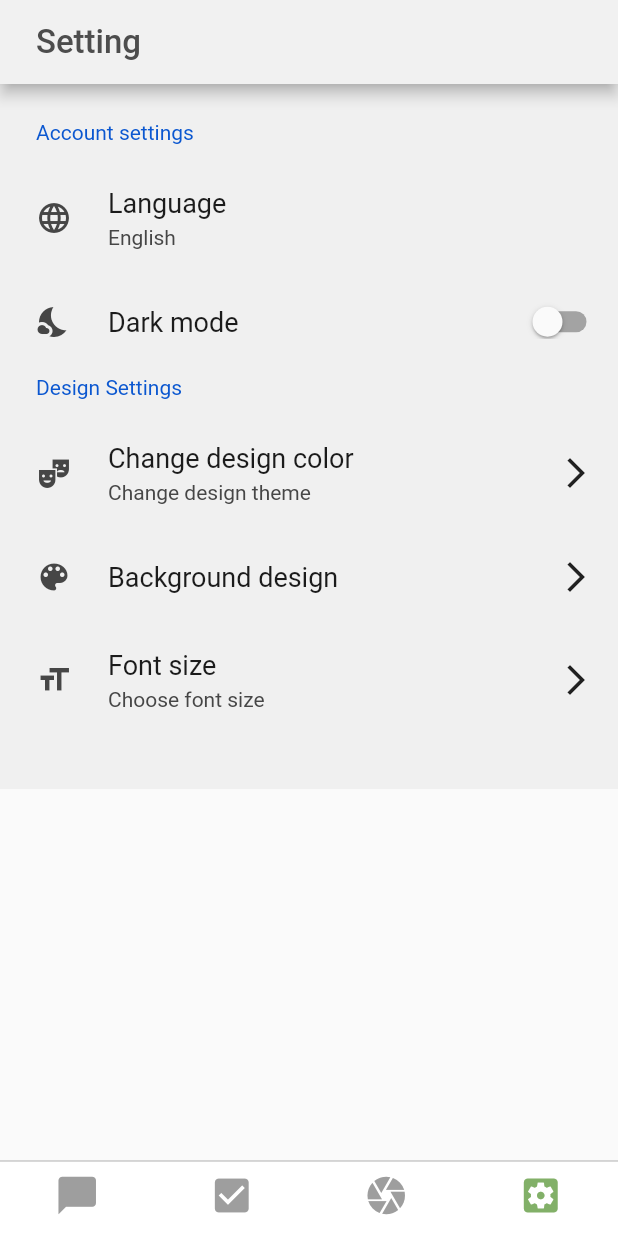
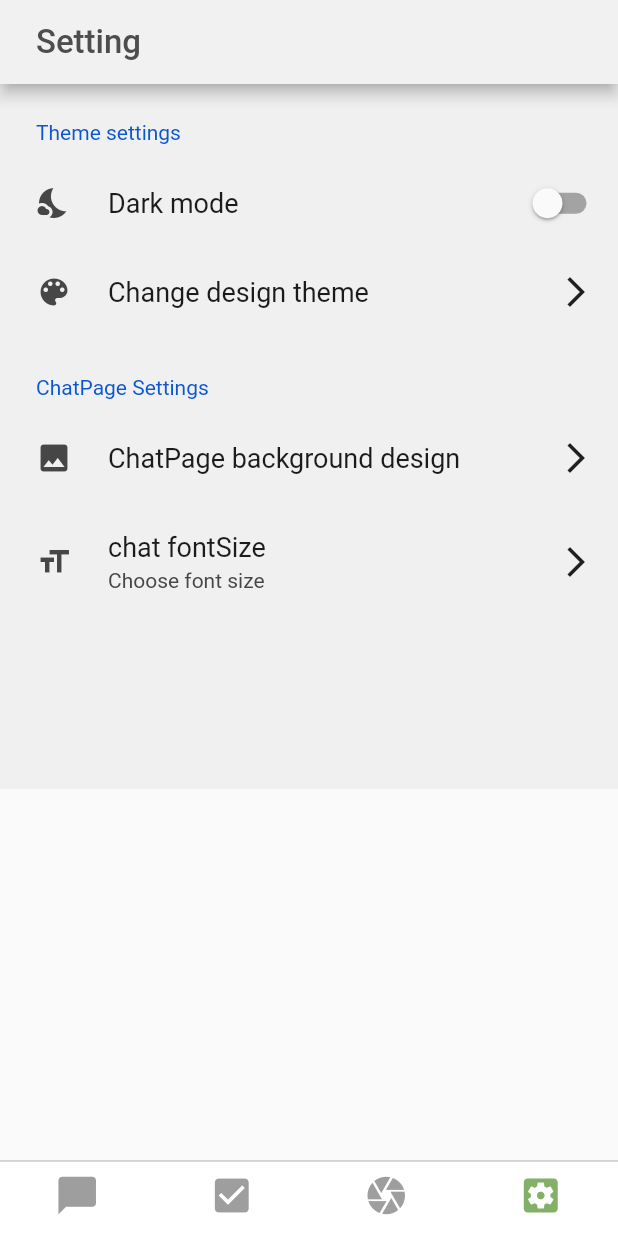
Before and after one commit to kabigon-li/flutter-practice, a Flutter app: the screen it shows after launch, item 4 of the bottom bar chosen, on a phone screen of 412 x 824 dp. Run offline on Flutter 3.47's test engine with Material 2 defaults, Android fonts, the phone set to English and light mode, and no system bars; drawn by our look-alikes of settings_ui; our stand-ins replace flutter_calendar_carousel, fluttertoast, image_picker, sqflite; accounts and stored records are empty; Roboto replaces fonts that are missing (iconfont).

Commit message:
update: mypage layout update

```diff
--- a/lib/provider/font_size_provider.dart
+++ b/lib/provider/font_size_provider.dart
@@ -18,6 +18,8 @@ class FontSizeProvider extends ChangeNotifier {
   void updateFontSize(
     double newFontSize,
   ) {
+
+    //updateFontSize(24.0)中fontSize被赋予24;
     fontSize = newFontSize;
   }
 }
--- a/lib/tab/mypage.dart
+++ b/lib/tab/mypage.dart
@@ -60,16 +60,15 @@ class _MyPageState extends State<MyPage> {
                 child: SettingsList(
                   sections: [
                     SettingsSection(
-                      title: 'Account settings',
+                      title: 'Theme settings',
+                      titleTextStyle:
+                          TextStyle(fontSize: fontSizeProvider.fontSize,color: Colors.brown),
                       tiles: [
-                        SettingsTile(
-                          title: 'Language',
-                          subtitle: 'English',
-                          leading: Icon(Icons.language),
-                          onPressed: (BuildContext context) {},
-                        ),
+
                         SettingsTile.switchTile(
                           title: 'Dark mode',
+                          titleTextStyle:
+                              TextStyle(fontSize: fontSizeProvider.fontSize),
                           leading: Icon(Icons.nights_stay),
                           switchValue: theme.isDark,
                           onToggle: (newTheme) {
@@ -77,6 +76,18 @@ class _MyPageState extends State<MyPage> {
                           },
                           switchActiveColor: buttonColor,
                         ),
+
+                         SettingsTile(
+                          title: 'Change design theme',
+                          titleTextStyle:
+                              TextStyle(fontSize: fontSizeProvider.fontSize),
+
+                          leading: Icon(Icons.color_lens),
+                          trailing: Icon(Icons.arrow_forward_ios),
+                          onPressed: (BuildContext context) {},
+                        ),
+
+
                       ],
                     ),
                   ],
@@ -88,24 +99,25 @@ class _MyPageState extends State<MyPage> {
                 child: SettingsList(
                   sections: [
                     SettingsSection(
-                      title: 'Design Settings',
+                      title: 'ChatPage Settings',
+                      titleTextStyle:
+                          TextStyle(fontSize: fontSizeProvider.fontSize,color: Colors.brown),
                       tiles: [
-                        SettingsTile(
-                          title: 'Change design color',
-                          subtitle: 'Change design theme',
-                          leading: Icon(Icons.theater_comedy),
+
+                         SettingsTile(
+                          title: 'ChatPage background design',
+                          titleTextStyle:
+                              TextStyle(fontSize: fontSizeProvider.fontSize),
+                          //subtitle: 'English',
+                          leading: Icon(Icons.photo),
                           trailing: Icon(Icons.arrow_forward_ios),
                           onPressed: (BuildContext context) {},
                         ),
+
                         SettingsTile(
-                          title: 'Background design',
-                          //subtitle: 'English',
-                          leading: Icon(Icons.color_lens),
-                          trailing: Icon(Icons.arrow_forward_ios),
-                          onPressed: (BuildContext context) {},
-                        ),
-                        SettingsTile(
-                          title: 'Font size',
+                          title: 'chat fontSize',
+                          titleTextStyle:
+                              TextStyle(fontSize: fontSizeProvider.fontSize),
                           subtitle: 'Choose font size',
                           leading: Icon(Icons.format_size),
                           trailing: Icon(Icons.arrow_forward_ios),
@@ -152,18 +164,9 @@ class _MyPageState extends State<MyPage> {
                 child: Column(
                   mainAxisAlignment: MainAxisAlignment.spaceBetween,
                   children: [
-
                     GestureDetector(
-
                       onTap: () {
-
-                        if (fontSizeProvider.fontSize == 0) {
-                          fontSizeProvider.updateFontSize(100);
-                          fontSizeProvider.updateIsImageSelected(false);
-                        } else {
-                          fontSizeProvider.updateFontSize(0);
-                          fontSizeProvider.updateIsImageSelected(true);
-                        }
+                        fontSizeProvider.updateFontSize(24.0);
                         Navigator.of(context).pop();
                       },
                       child: Text(
@@ -171,13 +174,25 @@ class _MyPageState extends State<MyPage> {
                         style: TextStyle(fontSize: 24),
                       ),
                     ),
-                    Text(
-                      "Medium",
-                      style: TextStyle(fontSize: 20),
+                    GestureDetector(
+                      onTap: () {
+                        fontSizeProvider.updateFontSize(20.0);
+                        Navigator.of(context).pop();
+                      },
+                      child: Text(
+                        "Medium",
+                        style: TextStyle(fontSize: 20),
+                      ),
                     ),
-                    Text(
-                      "Small",
-                      style: TextStyle(fontSize: 16),
+                    GestureDetector(
+                      onTap: () {
+                        fontSizeProvider.updateFontSize(16.0);
+                        Navigator.of(context).pop();
+                      },
+                      child: Text(
+                        "Small",
+                        style: TextStyle(fontSize: 16),
+                      ),
                     ),
                   ],
                 ),
```
